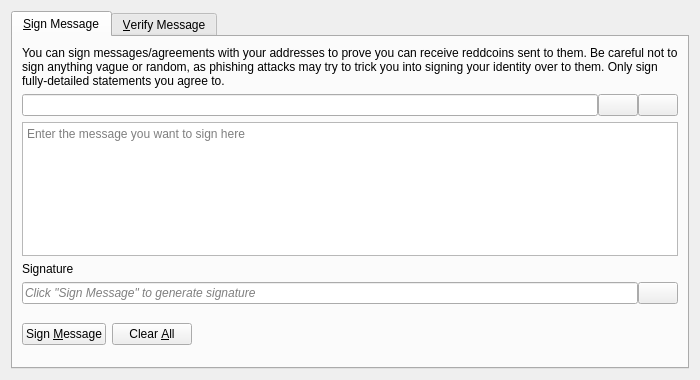
This is src/qt/forms/signverifymessagedialog.ui in Crestington/MaryJane as Qt 5 draws it before an edit. The edited form follows.
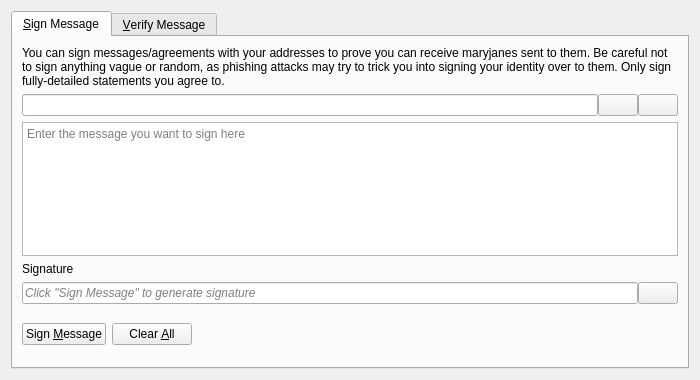
This is the edited form. Icons and pictures are not drawn. Custom widgets are drawn as their Qt base class.

The edit to the form file:
```diff
--- a/src/qt/forms/signverifymessagedialog.ui
+++ b/src/qt/forms/signverifymessagedialog.ui
@@ -30,7 +30,7 @@
        <item>
         <widget class="QLabel" name="infoLabel_SM">
          <property name="text">
-          <string>You can sign messages/agreements with your addresses to prove you can receive reddcoins sent to them. Be careful not to sign anything vague or random, as phishing attacks may try to trick you into signing your identity over to them. Only sign fully-detailed statements you agree to.</string>
+          <string>You can sign messages/agreements with your addresses to prove you can receive maryjanes sent to them. Be careful not to sign anything vague or random, as phishing attacks may try to trick you into signing your identity over to them. Only sign fully-detailed statements you agree to.</string>
          </property>
          <property name="textFormat">
           <enum>Qt::PlainText</enum>
```
Left out of the diff: 8 changed lines with no effect on the pictures.
